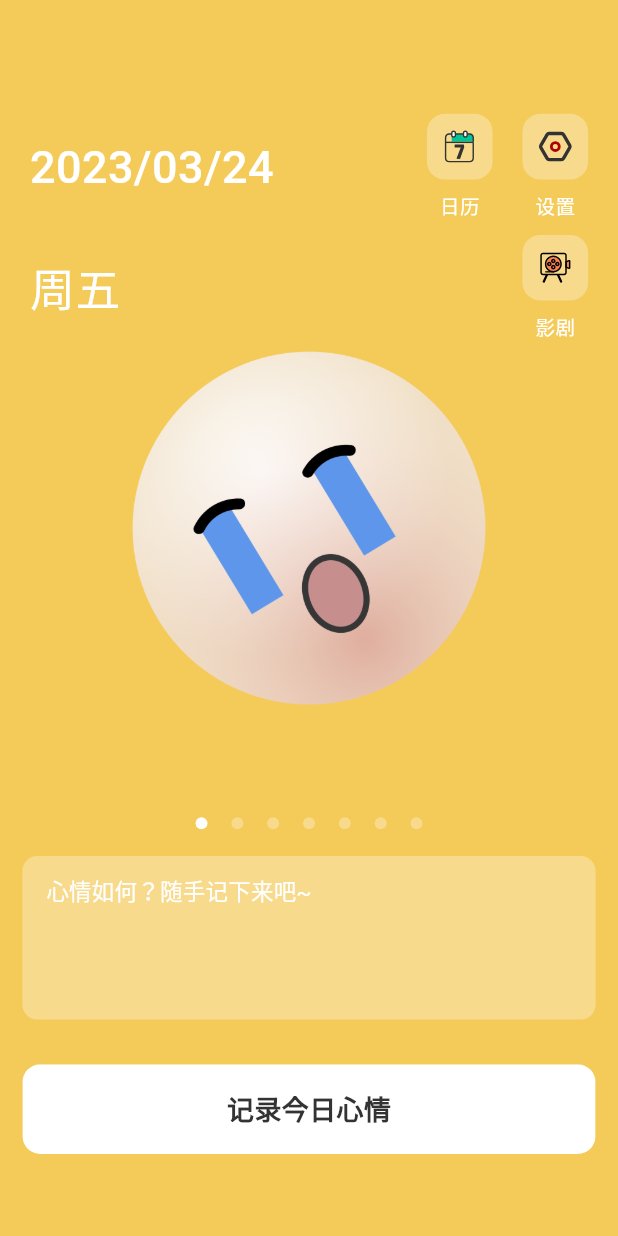
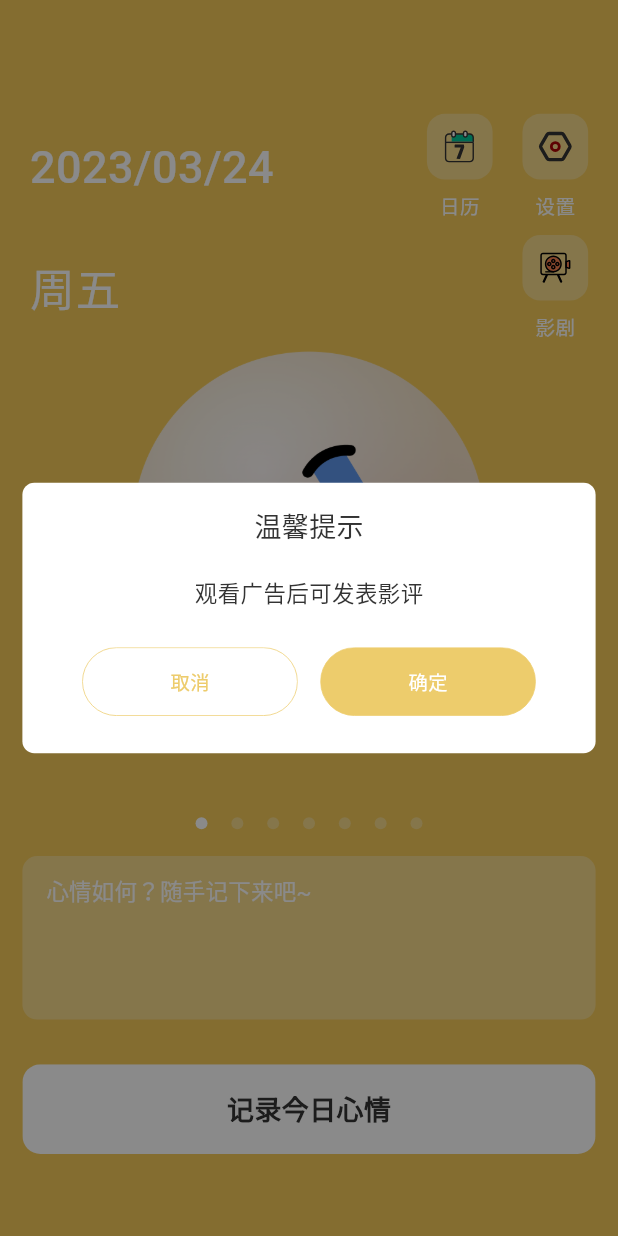
Before and after one commit to Part-Time-Job-Ircson/flutter_mood, a Flutter app: the HomePage screen opened directly, after a tap on "影剧", on a phone screen of 412 x 824 dp. Run offline on Flutter 3.47's test engine with Material 2 defaults, Android fonts, the phone set to English and light mode, and no system bars; our stand-ins replace flutter_easyloading, flutter_screenutil, flutter_smart_dialog, flutter_svg, get, package_info_plus and 2 more; missing offline and left inert: app_tracking_transparency, gtads, gtads_csj, gtads_ylh; accounts and stored records are empty.

Commit message:
激励广告添加弹窗

```diff
--- a/lib/home/home_view.dart
+++ b/lib/home/home_view.dart
@@ -10,6 +10,7 @@ import 'package:flutter_mood/utils/storage.dart';
 import 'package:flutter_mood/utils/ui/base_scaffold.dart';
 import 'package:flutter_mood/utils/ui/button.dart';
 import 'package:flutter_mood/utils/ui/decoration.dart';
+import 'package:flutter_mood/utils/ui/dialog.dart';
 import 'package:flutter_mood/utils/ui/loading.dart';
 import 'package:flutter_mood/utils/ui/slider_indicator.dart';
 import 'package:flutter_mood/utils/ui/text.dart';
@@ -127,9 +128,14 @@ class _HomePageState extends State<HomePage> {
                         ),
                       ),
                       _buildButton('影剧', () {
-                        AdUtils.showRewardAd((bool flag) {
-                          if (flag) CommonRoute.open(const FilmReviewPage());
-                        });
+                        CommonDialog.twoButton(
+                          description: '观看广告后可发表影评',
+                          onConfirm: () {
+                            AdUtils.showRewardAd((bool flag) {
+                              if (flag) CommonRoute.open(const FilmReviewPage());
+                            });
+                          },
+                        );
                       }),
                     ],
                   ),
--- /dev/null
+++ b/lib/utils/ui/dialog.dart
@@ -0,0 +1,165 @@
+import 'package:flutter/material.dart';
+import 'package:flutter_mood/extension/index.dart';
+import 'package:flutter_mood/utils/ui/button.dart';
+import 'package:flutter_mood/utils/ui/text.dart';
+import 'package:flutter_mood/utils/values/colors.dart';
+import 'package:flutter_smart_dialog/flutter_smart_dialog.dart';
+import 'package:flutter_screenutil/flutter_screenutil.dart';
+
+class CommonDialog {
+  static void oneButton({
+    String title = '温馨提示',
+    String description = '',
+    String confirmTitle = '确定',
+    VoidCallback? onConfirm,
+    String? tag,
+    VoidCallback? onDismiss,
+  }) {
+    SmartDialog.show(
+      builder: (context) {
+        return Container(
+          width: ScreenUtil().screenWidth - 30.w,
+          decoration: BoxDecoration(color: AppColors.white, borderRadius: BorderRadius.circular(8.w)),
+          padding: EdgeInsets.fromLTRB(20.w, 15.w, 20.w, 25.w),
+          child: Column(
+            mainAxisSize: MainAxisSize.min,
+            children: [
+              if (title.notEmpty) ...[
+                TextWidget.moreLine(text: title, fontSize: 18, color: AppColors.textLevelOne),
+                SizedBox(height: 20.w),
+              ],
+              if (description.notEmpty) ...[
+                TextWidget.moreLine(text: description, fontSize: 15, color: AppColors.textLevelOne),
+                SizedBox(height: 25.w),
+              ],
+              Padding(
+                padding: EdgeInsets.symmetric(horizontal: 7.w),
+                child: Row(
+                  mainAxisAlignment: MainAxisAlignment.spaceBetween,
+                  children: [
+                    Expanded(
+                      child: ButtonWidget.text(
+                        confirmTitle,
+                        textColor: AppColors.white,
+                        borderColor: AppColors.primary,
+                        backgroundColor: AppColors.primary,
+                        borderWidth: 0.5,
+                        borderRadius: 45.w,
+                        height: 45.w,
+                        alignment: Alignment.center,
+                        onTap: () {
+                          onConfirm?.call();
+                        },
+                      ),
+                    ),
+                  ],
+                ),
+              ),
+            ],
+          ),
+        );
+      },
+      backDismiss: false,
+      clickMaskDismiss: false,
+      tag: tag,
+      onDismiss: onDismiss,
+    );
+  }
+
+  static void twoButton({
+    String title = '温馨提示',
+    String description = '',
+    String cancelTitle = '取消',
+    String confirmTitle = '确定',
+    VoidCallback? onCancel,
+    VoidCallback? onConfirm,
+    Widget? descriptionWidget,
+    String? tag,
+    VoidCallback? onDismiss,
+  }) {
+    SmartDialog.show(
+      builder: (context) {
+        List<Widget> children = [];
+
+        /// 标题
+        if (title.notEmpty) {
+          children.addAll([
+            TextWidget.moreLine(text: title, fontSize: 18, color: AppColors.textLevelOne),
+            SizedBox(height: 20.w),
+          ]);
+        }
+
+        /// 描述
+        if (descriptionWidget != null) {
+          children.addAll([
+            descriptionWidget,
+            SizedBox(height: 25.w),
+          ]);
+        } else {
+          if (description.notEmpty) {
+            children.addAll([
+              TextWidget.moreLine(text: description, fontSize: 15, color: AppColors.textLevelOne),
+              SizedBox(height: 25.w),
+            ]);
+          }
+        }
+
+        return Container(
+          width: ScreenUtil().screenWidth - 30.w,
+          decoration: BoxDecoration(color: AppColors.white, borderRadius: BorderRadius.circular(8.w)),
+          padding: EdgeInsets.fromLTRB(20.w, 15.w, 20.w, 25.w),
+          child: Column(
+            mainAxisSize: MainAxisSize.min,
+            children: [
+              if (children.isNotEmpty) ...children,
+              Padding(
+                padding: EdgeInsets.symmetric(horizontal: 20.w),
+                child: Row(
+                  mainAxisAlignment: MainAxisAlignment.spaceBetween,
+                  children: [
+                    Expanded(
+                      child: ButtonWidget.text(
+                        cancelTitle,
+                        textColor: AppColors.primary,
+                        borderColor: AppColors.primary,
+                        borderWidth: 0.5,
+                        borderRadius: 45.w,
+                        height: 45.w,
+                        alignment: Alignment.center,
+                        onTap: () {
+                          SmartDialog.dismiss();
+                          onCancel?.call();
+                        },
+                      ),
+                    ),
+                    SizedBox(width: 15.w),
+                    Expanded(
+                      child: ButtonWidget.text(
+                        confirmTitle,
+                        textColor: AppColors.white,
+                        borderColor: AppColors.primary,
+                        backgroundColor: AppColors.primary,
+                        borderWidth: 0.5,
+                        borderRadius: 45.w,
+                        height: 45.w,
+                        alignment: Alignment.center,
+                        onTap: () async {
+                          await SmartDialog.dismiss();
+                          onConfirm?.call();
+                        },
+                      ),
+                    ),
+                  ],
+                ),
+              ),
+            ],
+          ),
+        );
+      },
+      backDismiss: false,
+      clickMaskDismiss: false,
+      tag: tag,
+      onDismiss: onDismiss,
+    );
+  }
+}
--- a/lib/utils/values/colors.dart
+++ b/lib/utils/values/colors.dart
@@ -2,6 +2,9 @@ import 'package:flutter/material.dart';
 
 /// 应用颜色
 class AppColors {
+  /// 主题色
+  static const Color primary = Color(0XFFEDCC6C);
+
   /// 文字颜色
   static const Color black = Colors.black;
   static const Color white = Colors.white;
--- a/pubspec.yaml
+++ b/pubspec.yaml
@@ -46,6 +46,8 @@ dependencies:
   gtads: ^1.2.0
   gtads_csj: ^1.2.1
   gtads_ylh: ^1.2.1
+  app_tracking_transparency: ^2.0.3
+  flutter_smart_dialog: ^4.9.0+4
 
 dev_dependencies:
   flutter_test:
```
Also changed, not shown: lib/main.dart (+17 -2 lines), 3 other files.
